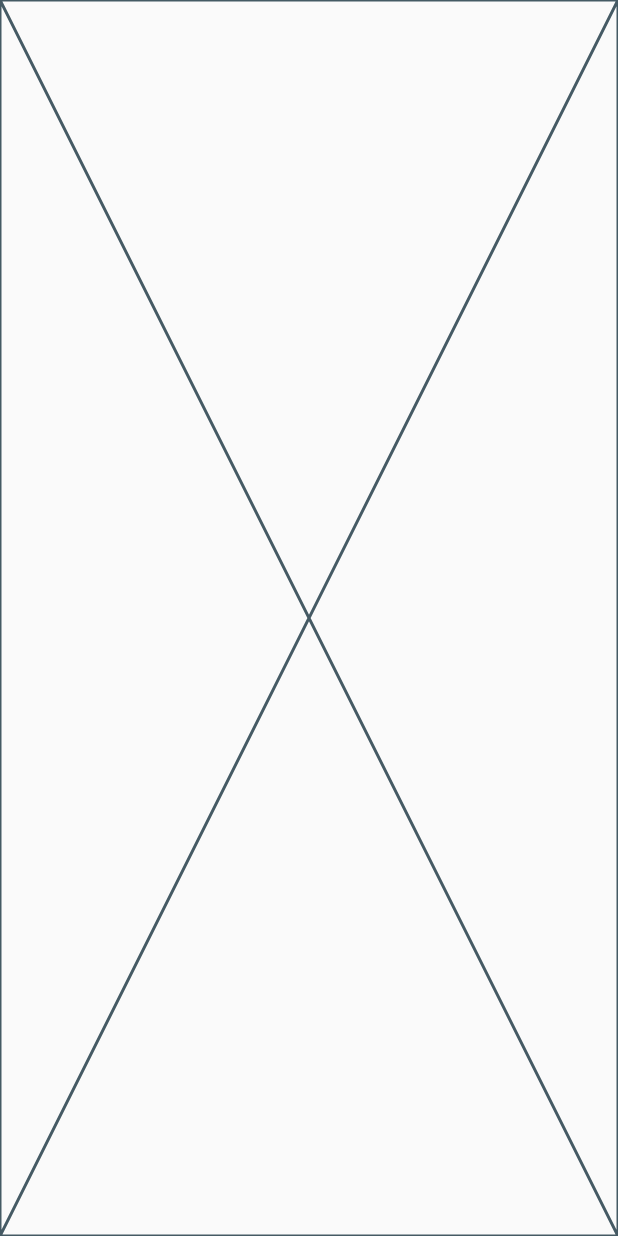
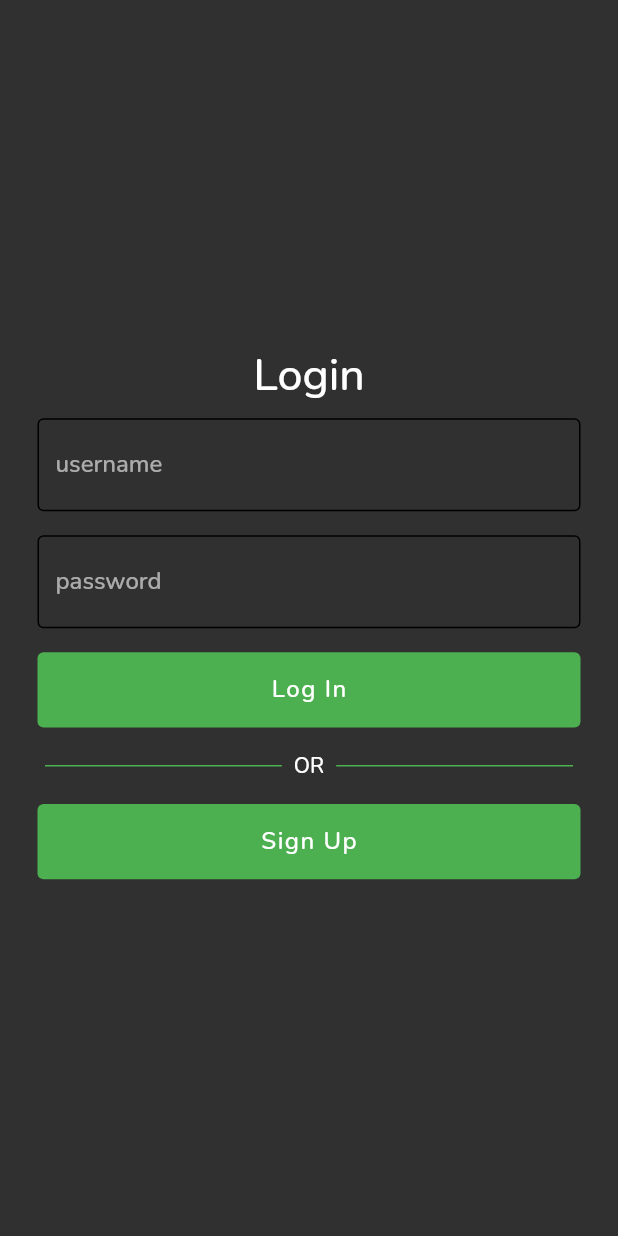
Before and after one commit to sushantmzjn/sample_chat, a Flutter app: the screen it shows after launch, on a phone screen of 412 x 824 dp. Run offline on Flutter 3.47's test engine with Material 2 defaults, Android fonts, the phone set to English and light mode, and no system bars; our stand-ins replace cloud_firestore, dartz, firebase_auth, firebase_core, firebase_messaging, firebase_storage and 4 more; missing offline and left inert: flutter_firebase_chat_core; accounts and stored records are empty.

```diff
--- a/lib/main.dart
+++ b/lib/main.dart
@@ -1,27 +1,34 @@
 import 'package:firebase_core/firebase_core.dart';
 import 'package:flutter/material.dart';
 import 'package:flutter_firebase/view/home_page.dart';
+import 'package:get/get_navigation/src/root/get_material_app.dart';
+import 'package:flutter_screenutil/flutter_screenutil.dart';
 
 import 'firebase_options.dart';
 
-void main() async{
+void main() async {
   runApp(const MyApp());
-
   await Firebase.initializeApp(
     options: DefaultFirebaseOptions.currentPlatform,
   );
 }
-
 
 class MyApp extends StatelessWidget {
   const MyApp({Key? key}) : super(key: key);
 
   @override
   Widget build(BuildContext context) {
-    return MaterialApp(
-      home: Scaffold(
-        body: HomePage(),
-      ),
+    return ScreenUtilInit(
+      builder: (BuildContext context, Widget? child) {
+        return GetMaterialApp(
+          debugShowCheckedModeBanner: false,
+          theme: ThemeData(
+            brightness: Brightness.dark,
+            fontFamily: 'Nunito',
+          ),
+          home: HomePage(),
+        );
+      },
     );
   }
 }
--- a/lib/view/home_page.dart
+++ b/lib/view/home_page.dart
@@ -1,10 +1,15 @@
 import 'package:flutter/material.dart';
+import 'package:flutter_firebase/view/login.dart';
+import 'package:flutter_firebase/view/signup.dart';
+import 'package:flutter_firebase/view/widgets/button.dart';
+import 'package:flutter_firebase/view/widgets/text_field.dart';
+import 'package:flutter_screenutil/flutter_screenutil.dart';
 
 class HomePage extends StatelessWidget {
   const HomePage({Key? key}) : super(key: key);
 
   @override
   Widget build(BuildContext context) {
-    return const Placeholder();
+    return Login();
   }
 }
--- /dev/null
+++ b/lib/view/login.dart
@@ -0,0 +1,60 @@
+import 'package:flutter/material.dart';
+import 'package:flutter_firebase/view/signup.dart';
+import 'package:flutter_firebase/view/widgets/button.dart';
+import 'package:flutter_firebase/view/widgets/text_field.dart';
+import 'package:flutter_screenutil/flutter_screenutil.dart';
+
+class Login extends StatelessWidget {
+  const Login({Key? key}) : super(key: key);
+
+  @override
+  Widget build(BuildContext context) {
+    return Scaffold(
+      body: SafeArea(
+        child: Column(
+          mainAxisAlignment: MainAxisAlignment.center,
+          crossAxisAlignment: CrossAxisAlignment.center,
+          children: [
+            Text(
+              'Login',
+              style: TextStyle(fontSize: 26.sp),
+            ),
+            MyTextField(
+                controller: null, myHintText: 'username', obsureText: false),
+            MyTextField(
+              controller: null,
+              myHintText: 'password',
+              obsureText: true,
+            ),
+            MyButton(
+              onPressed: () {},
+              text: 'Log In',
+              btnColor: Colors.green,
+            ),
+            Padding(
+              padding:
+                  const EdgeInsets.symmetric(horizontal: 30.0, vertical: 8.0),
+              child: Row(
+                children: const [
+                  Expanded(child: Divider(thickness: 1, color: Colors.green)),
+                  Padding(
+                      padding: EdgeInsets.symmetric(horizontal: 8.0),
+                      child: Text('OR')),
+                  Expanded(child: Divider(thickness: 1, color: Colors.green)),
+                ],
+              ),
+            ),
+            MyButton(
+              onPressed: () {
+                Navigator.of(context).push(
+                    MaterialPageRoute(builder: (context) => const SignUp()));
+              },
+              text: 'Sign Up',
+              btnColor: Colors.green,
+            ),
+          ],
+        ),
+      ),
+    );
+  }
+}
--- /dev/null
+++ b/lib/view/widgets/button.dart
@@ -0,0 +1,33 @@
+import 'package:flutter/material.dart';
+import 'package:flutter_screenutil/flutter_screenutil.dart';
+
+class MyButton extends StatelessWidget {
+  void Function()? onPressed;
+  final String text;
+  final btnColor;
+   MyButton({Key? key,
+     required this.onPressed,
+      required this.text,
+     required this.btnColor
+   }) : super(key: key);
+
+  @override
+  Widget build(BuildContext context) {
+    return Padding(
+      padding: const EdgeInsets.symmetric(horizontal: 25.0, vertical: 8.0),
+      child: GestureDetector(
+        onTap: onPressed,
+        child: Container(
+          alignment: Alignment.center,
+          width: double.infinity,
+          height: 42.h,
+          decoration: BoxDecoration(
+            color: btnColor,
+            borderRadius: BorderRadius.circular(4.0)
+          ),
+          child: Text(text, style: TextStyle(letterSpacing: 1,fontSize: 14.sp),),
+        ),
+      )
+    );
+  }
+}
--- /dev/null
+++ b/lib/view/widgets/text_field.dart
@@ -0,0 +1,32 @@
+import 'package:flutter/material.dart';
+
+class MyTextField extends StatelessWidget {
+  final controller;
+  final String myHintText;
+  bool obsureText;
+
+  MyTextField({
+    Key? key,
+    required this.controller,
+    required this.myHintText,
+    required this.obsureText
+  }) : super(key: key);
+
+  @override
+  Widget build(BuildContext context) {
+    return Padding(
+      padding: const EdgeInsets.symmetric(horizontal: 25.0, vertical: 8.0),
+      child: TextFormField(
+        obscureText : obsureText,
+        controller: controller,
+        decoration: InputDecoration(
+            enabledBorder: const OutlineInputBorder(
+                borderSide: BorderSide(color: Colors.black)),
+            focusedBorder: const OutlineInputBorder(
+                borderSide: BorderSide(color: Colors.green)),
+            hintText: myHintText),
+        maxLines: 1,
+      ),
+    );
+  }
+}
```
Also changed, not shown: lib/constant/firebase_instances.dart (added, +16 -0 lines), lib/services/auth_service.dart (added, +32 -0 lines), lib/view/signup.dart (added, +54 -0 lines), pubspec.yaml (+10 -1 lines), fonts/Nunito-Medium.ttf (added), pubspec.lock, 1 other file.
